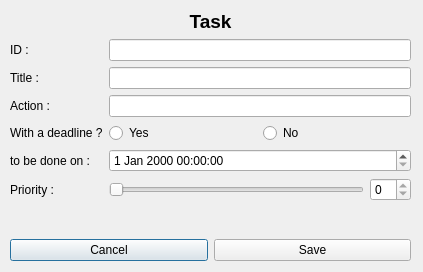
The window that 2.Application/plurinotes/views/v_taskform.ui (maxime-lucas/utc-lo21-plurinotes) describes before a commit, drawn with Qt 5.
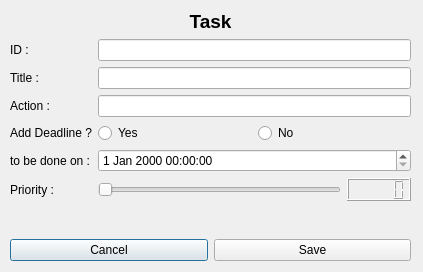
The same window after the commit.

Diff of the .ui file:
```diff
--- a/2.Application/plurinotes/views/v_taskform.ui
+++ b/2.Application/plurinotes/views/v_taskform.ui
@@ -86,11 +86,7 @@
          </widget>
         </item>
         <item>
-         <widget class="QSpinBox" name="priorityBox">
-          <property name="readOnly">
-           <bool>true</bool>
-          </property>
-         </widget>
+         <widget class="QLCDNumber" name="lcdNumber"/>
         </item>
        </layout>
       </item>
@@ -120,7 +116,11 @@
        </layout>
       </item>
       <item row="8" column="1">
-       <widget class="QDateTimeEdit" name="toBeDoneOnDateTimeEdit"/>
+       <widget class="QDateTimeEdit" name="toBeDoneOnDateTimeEdit">
+        <property name="enabled">
+         <bool>true</bool>
+        </property>
+       </widget>
       </item>
       <item row="8" column="0">
        <widget class="QLabel" name="toBeDoneOnLabel_2">
@@ -132,7 +132,7 @@
       <item row="6" column="0">
        <widget class="QLabel" name="label">
         <property name="text">
-         <string>With a deadline ?</string>
+         <string>Add Deadline ?</string>
         </property>
        </widget>
       </item>
```
